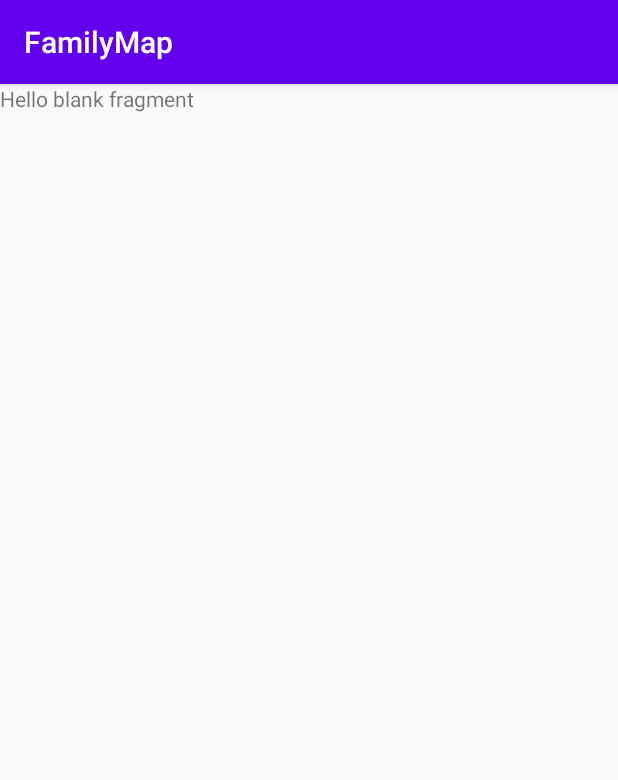
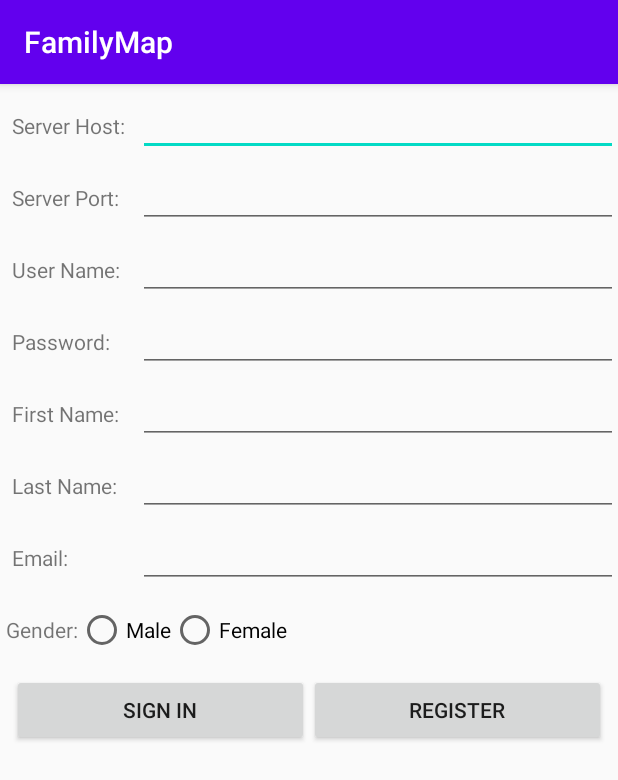
Before and after one commit to foreign-skies/Family-Map, an Android app: the screen it shows after launch (MainActivity), on a phone screen of 412 x 824 dp. Shown: the top 780 px of the screen. Run offline under Robolectric (Android 15) with nearby library versions, the phone set to English and light mode, and no system bars.

Commit message:
Login UI Created

```diff
--- a/app/src/main/res/layout/fragment_login.xml
+++ b/app/src/main/res/layout/fragment_login.xml
@@ -5,10 +5,141 @@
     android:layout_height="match_parent"
     tools:context=".LoginFragment">
 
-    <!-- TODO: Update blank fragment layout -->
+    <!-- TODO: Update blank fragment layout
     <TextView
         android:layout_width="match_parent"
         android:layout_height="match_parent"
         android:text="@string/hello_blank_fragment" />
+		-->
+	<GridLayout
+        android:layout_width="match_parent"
+        android:layout_height="wrap_content"
+        android:rowCount="7"
+        android:columnCount="1"
+        android:useDefaultMargins="true">
+
+    <GridLayout
+        android:layout_width="match_parent"
+        android:layout_height="wrap_content"
+        android:rowCount="7"
+        android:columnCount="2"
+        android:useDefaultMargins="true">
+
+		<TextView
+            android:textAppearance="?android:attr/textAppearanceSmall"
+            android:text="Server Host:"/>
+        <EditText
+            android:id="@+id/server_host_edit_text"
+            android:inputType="text"
+            android:textAppearance="?android:attr/textAppearanceSmall"
+            android:layout_width="match_parent"
+           />
+
+		<TextView
+            android:textAppearance="?android:attr/textAppearanceSmall"
+            android:text="Server Port:"/>
+        <EditText
+            android:id="@+id/server_port_edit_text"
+            android:inputType="text"
+            android:textAppearance="?android:attr/textAppearanceSmall"
+            android:layout_width="match_parent"
+           />
+
+	    <TextView
+            android:textAppearance="?android:attr/textAppearanceSmall"
+            android:text="User Name:"/>
+        <EditText
+            android:id="@+id/username_edit_text"
+            android:inputType="text"
+            android:textAppearance="?android:attr/textAppearanceSmall"
+            android:layout_width="match_parent"
+           />
+
+	    <TextView
+            android:textAppearance="?android:attr/textAppearanceSmall"
+            android:text="Password:"/>
+        <EditText
+            android:id="@+id/password_edit_text"
+            android:inputType="text"
+            android:textAppearance="?android:attr/textAppearanceSmall"
+            android:layout_width="match_parent"
+           />
+
+	    <TextView
+            android:textAppearance="?android:attr/textAppearanceSmall"
+            android:text="First Name:"/>
+        <EditText
+            android:id="@+id/first_name_edit_text"
+            android:inputType="text"
+            android:textAppearance="?android:attr/textAppearanceSmall"
+            android:layout_width="match_parent"
+           />
+
+	    <TextView
+            android:textAppearance="?android:attr/textAppearanceSmall"
+            android:text="Last Name:"/>
+        <EditText
+            android:id="@+id/last_name_edit_text"
+            android:inputType="text"
+            android:textAppearance="?android:attr/textAppearanceSmall"
+            android:layout_width="match_parent"
+           />
+
+	    <TextView
+            android:textAppearance="?android:attr/textAppearanceSmall"
+            android:text="Email:"/>
+        <EditText
+            android:id="@+id/email_edit_text"
+            android:inputType="text"
+            android:textAppearance="?android:attr/textAppearanceSmall"
+            android:layout_width="match_parent"
+           />
+
+		   </GridLayout>
+
+		<RadioGroup xmlns:android="http://schemas.android.com/apk/res/android"
+			android:layout_width="match_parent"
+			android:layout_height="wrap_content"
+			android:orientation="horizontal">
+			<TextView
+            android:textAppearance="?android:attr/textAppearanceSmall"
+            android:text="Gender:"/>
+			<RadioButton android:id="@+id/radio_male"
+				android:layout_width="wrap_content"
+				android:layout_height="wrap_content"
+				android:text="Male"
+				android:onClick="onRadioButtonClicked"/>
+			<RadioButton android:id="@+id/radio_female"
+				android:layout_width="wrap_content"
+				android:layout_height="wrap_content"
+				android:text="Female"
+				android:onClick="onRadioButtonClicked"/>
+		</RadioGroup>
+
+	 <LinearLayout
+        android:orientation="horizontal"
+        android:paddingLeft="4.0dip"
+        android:paddingTop="5.0dip"
+        android:paddingRight="4.0dip"
+        android:paddingBottom="1.0dip"
+        android:layout_width="fill_parent" android:layout_height="wrap_content"
+        android:layout_below="@+id/TextView01">
+
+        <Button
+            android:id="@+id/sign_in_button"
+            android:layout_width="0.0dip" android:layout_height="fill_parent"
+            android:text="Sign In"
+            android:layout_weight="1.0" />
+
+        <Button
+            android:id="@+id/register_button"
+            android:layout_width="0.0dip" android:layout_height="fill_parent"
+            android:text="Register"
+            android:layout_weight="1.0" />
+
+    </LinearLayout>
+
+
+    </GridLayout>
 
 </FrameLayout>
```
